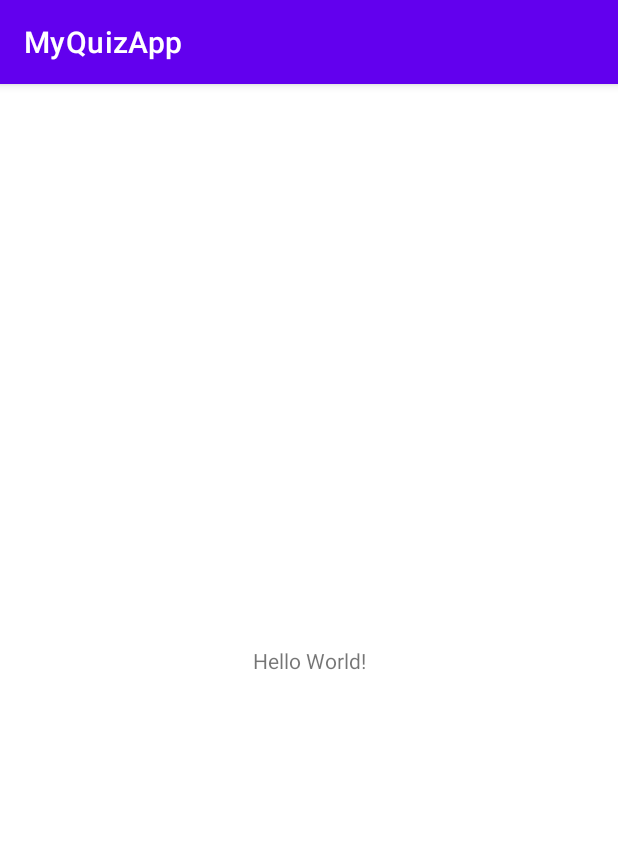
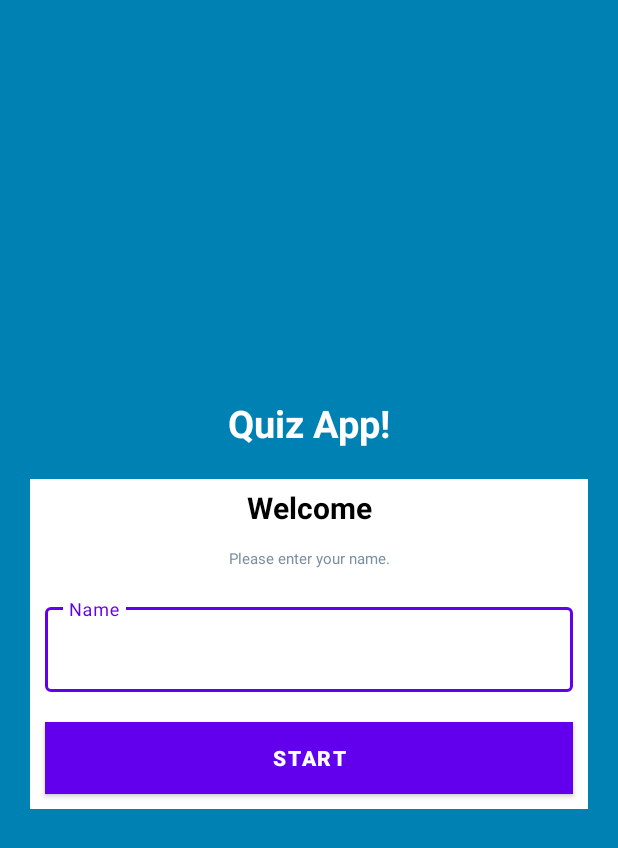
Before and after one commit to shrey0511/MyQuizApp, an Android app: the screen it shows after launch (MainActivity), on a phone screen of 412 x 824 dp. Shown: the top 848 px of the screen. Run offline under Robolectric (Android 15) with nearby library versions, the phone set to English and light mode, and no system bars.

Commit message:
First Page Layout done!

```diff
--- a/app/src/main/res/layout/activity_main.xml
+++ b/app/src/main/res/layout/activity_main.xml
@@ -1,18 +1,76 @@
 <?xml version="1.0" encoding="utf-8"?>
-<androidx.constraintlayout.widget.ConstraintLayout xmlns:android="http://schemas.android.com/apk/res/android"
+<LinearLayout xmlns:android="http://schemas.android.com/apk/res/android"
     xmlns:app="http://schemas.android.com/apk/res-auto"
     xmlns:tools="http://schemas.android.com/tools"
     android:layout_width="match_parent"
     android:layout_height="match_parent"
+    android:orientation="vertical"
+    android:background="#0081B4"
+    android:gravity="center"
     tools:context=".MainActivity">
 
     <TextView
-        android:layout_width="wrap_content"
+        android:layout_width="match_parent"
         android:layout_height="wrap_content"
-        android:text="Hello World!"
-        app:layout_constraintBottom_toBottomOf="parent"
-        app:layout_constraintEnd_toEndOf="parent"
-        app:layout_constraintStart_toStartOf="parent"
-        app:layout_constraintTop_toTopOf="parent" />
+        android:text="Quiz App!"
+        android:textColor="@color/white"
+        android:textSize="25dp"
+        android:gravity="center"
+        android:textStyle="bold"
+        />
+    <LinearLayout
+        android:layout_width="match_parent"
+        android:layout_height="wrap_content"
+        android:background="@color/white"
+        android:layout_margin="20dp"
+        android:orientation="vertical">
 
-</androidx.constraintlayout.widget.ConstraintLayout>
+        <TextView
+            android:layout_width="match_parent"
+            android:layout_height="wrap_content"
+            android:paddingTop="5dp"
+            android:gravity="center"
+            android:text="Welcome"
+            android:textAlignment="center"
+            android:textColor="@color/black"
+            android:textSize="20dp"
+            android:textStyle="bold" />
+
+        <TextView
+            android:layout_width="match_parent"
+            android:layout_height="wrap_content"
+            android:layout_margin="10dp"
+            android:gravity="center"
+            android:text="Please enter your name."
+            android:paddingTop="3dp"
+            android:textAlignment="center"
+            android:textColor="#7B8FA1"
+            android:textSize="10dp"/>
+
+        <com.google.android.material.textfield.TextInputLayout
+            android:layout_width="match_parent"
+            android:layout_height="wrap_content"
+            style="@style/Widget.MaterialComponents.TextInputLayout.OutlinedBox"
+            android:padding="10dp"
+            >
+
+            <androidx.appcompat.widget.AppCompatEditText
+                android:layout_width="match_parent"
+                android:layout_height="wrap_content"
+                android:hint="Name"
+                android:textColorHint="#A31ACB"
+                />
+
+        </com.google.android.material.textfield.TextInputLayout>
+        <Button
+            android:layout_width="match_parent"
+            android:layout_height="wrap_content"
+            android:text="Start"
+            android:gravity="center"
+            android:textStyle="bold"
+            android:background="#FF0032"
+            android:layout_margin="10dp"
+            />
+    </LinearLayout>
+
+</LinearLayout>
--- a/app/src/main/res/values/themes.xml
+++ b/app/src/main/res/values/themes.xml
@@ -1,6 +1,6 @@
 <resources xmlns:tools="http://schemas.android.com/tools">
     <!-- Base application theme. -->
-    <style name="Theme.MyQuizApp" parent="Theme.MaterialComponents.DayNight.DarkActionBar">
+    <style name="Theme.MyQuizApp" parent="Theme.MaterialComponents.DayNight.NoActionBar">
         <!-- Primary brand color. -->
         <item name="colorPrimary">@color/purple_500</item>
         <item name="colorPrimaryVariant">@color/purple_700</item>
```
